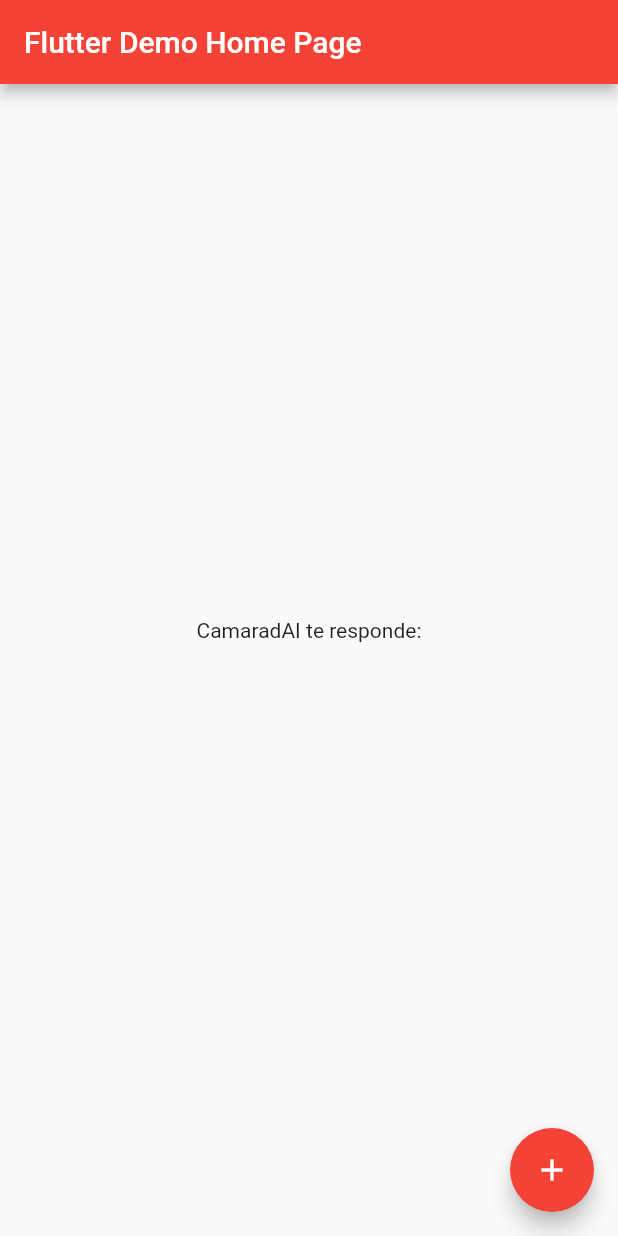
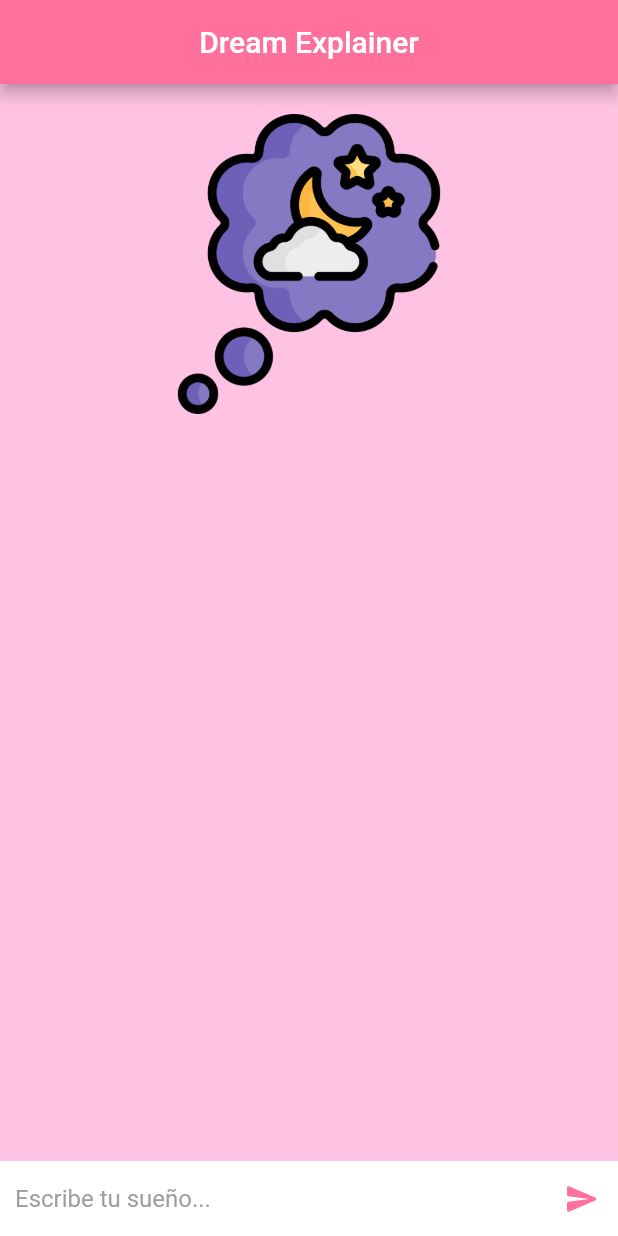
Before and after one commit to Fer14/dreamXplainer, a Flutter app: the screen it shows after launch, on a phone screen of 412 x 824 dp. Run offline on Flutter 3.47's test engine with Material 2 defaults, Android fonts, the phone set to English and light mode, and no system bars; our stand-ins replace concentric_transition.

Commit message:
update app

```diff
--- /dev/null
+++ b/flutter_code/lib/chat.dart
@@ -0,0 +1,146 @@
+import 'package:flutter/material.dart';
+import 'package:hello_world/chat.dart';
+import 'package:hello_world/utils/colors.dart';
+import 'package:http/http.dart' as http;
+import 'dart:convert';
+
+class ChatPage extends StatefulWidget {
+  const ChatPage({super.key});
+
+  // This widget is the home page of your application. It is stateful, meaning
+  // that it has a State object (defined below) that contains fields that affect
+  // how it looks.
+
+  // This class is the configuration for the state. It holds the values (in this
+  // case the title) provided by the parent (in this case the App widget) and
+  // used by the build method of the State. Fields in a Widget subclass are
+  // always marked "final".
+
+  @override
+  State<ChatPage> createState() => _ChatPageState();
+}
+
+class _ChatPageState extends State<ChatPage> {
+  TextEditingController textEditingController = TextEditingController();
+  String answer = "";
+
+  void _incrementCounter() {
+    setState(() {
+      // This call to setState tells the Flutter framework that something has
+      // changed in this State, which causes it to rerun the build method below
+      // so that the display can reflect the updated values. If we changed
+      // _counter without calling setState(), then the build method would not be
+      // called again, and so nothing would appear to happen.
+    });
+  }
+
+  @override
+  Widget build(BuildContext context) {
+    // This method is rerun every time setState is called, for instance as done
+    // by the _incrementCounter method above.
+    //
+    // The Flutter framework has been optimized to make rerunning build methods
+    // fast, so that you can just rebuild anything that needs updating rather
+    // than having to individually change instances of widgets.
+    return Scaffold(
+        appBar: AppBar(
+          backgroundColor: magic_colors.dark_pink,
+          title: Text(
+            "Dream Explainer",
+            style: TextStyle(color: Colors.white),
+          ),
+          centerTitle: true,
+        ),
+        body: Container(
+          color: magic_colors.light_pink,
+          child: Center(
+            child: Column(
+              mainAxisAlignment: MainAxisAlignment.spaceBetween,
+              children: <Widget>[
+                Container(
+                  margin: EdgeInsets.only(top: 20),
+                  alignment: Alignment.center,
+                  child: Image.asset(
+                    "assets/dream.png",
+                    width: 200,
+                    height: 200,
+                  ),
+                ),
+                buildMessageInput(),
+              ],
+            ),
+          ),
+        )
+        // This trailing comma makes auto-formatting nicer for build methods.
+        );
+  }
+
+  Widget buildMessageInput() {
+    return SizedBox(
+        width: double.infinity,
+        height: 50,
+        child: Container(
+          color: Colors.white,
+          child: Row(
+            children: [
+              Flexible(
+                  child: TextField(
+                cursorColor: magic_colors.dark_pink,
+                decoration: InputDecoration(
+                  contentPadding: EdgeInsets.only(left: 10),
+                  hintText: "Escribe tu sueño...",
+                  hintStyle: TextStyle(color: Colors.grey),
+                  border: InputBorder.none,
+                ),
+                textInputAction: TextInputAction.send,
+                keyboardType: TextInputType.text,
+                textCapitalization: TextCapitalization.sentences,
+                controller: textEditingController,
+                onSubmitted: (value) {
+                  //onSendMessage(textEditingController.text, MessageType.text);
+                },
+              )),
+              Container(
+                decoration: BoxDecoration(
+                  color: Colors.white,
+                ),
+                child: IconButton(
+                  onPressed: () {
+                    //onSendMessage(textEditingController.text, MessageType.text);
+                  },
+                  icon: const Icon(Icons.send_rounded),
+                  color: magic_colors.dark_pink,
+                ),
+              ),
+            ],
+          ),
+        ));
+  }
+
+  Future<void> callGPT() async {
+    var url = Uri.parse('https://api.openai.com/v1/chat/completions');
+    var apiKey = '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';
+
+    var headers = {
+      'Content-Type': 'application/json',
+      'Authorization': 'Bearer $apiKey'
+    };
+
+    var data = {
+      'model': 'gpt-3.5-turbo',
+      'messages': [
+        {'role': 'user', 'content': 'Hello!'}
+      ]
+    };
+
+    var response =
+        await http.post(url, headers: headers, body: json.encode(data));
+
+    print(response.statusCode);
+    print(response.body);
+
+    setState(() {
+      answer = response.body;
+    });
+  }
+}
--- a/flutter_code/lib/main.dart
+++ b/flutter_code/lib/main.dart
@@ -1,4 +1,7 @@
 import 'package:flutter/material.dart';
+import 'package:hello_world/chat.dart';
+import 'package:hello_world/onboarding.dart';
+import 'package:hello_world/onboarding2.dart';
 import 'package:http/http.dart' as http;
 import 'dart:convert';
 
@@ -13,6 +16,7 @@ class MyApp extends StatelessWidget {
   @override
   Widget build(BuildContext context) {
     return MaterialApp(
+        debugShowCheckedModeBanner: false,
         title: 'Flutter Demo',
         theme: ThemeData(
           // This is the theme of your application.
@@ -26,120 +30,8 @@ class MyApp extends StatelessWidget {
           // is not restarted.
           primarySwatch: Colors.red,
         ),
-      home: const MyHomePage(title: 'Flutter Demo Home Page'),
+        home:
+            const ChatPage() //const MyHomePage(title: 'Flutter Demo Home Page'),
         );
   }
 }
-
-class MyHomePage extends StatefulWidget {
-  const MyHomePage({super.key, required this.title});
-
-  // This widget is the home page of your application. It is stateful, meaning
-  // that it has a State object (defined below) that contains fields that affect
-  // how it looks.
-
-  // This class is the configuration for the state. It holds the values (in this
-  // case the title) provided by the parent (in this case the App widget) and
-  // used by the build method of the State. Fields in a Widget subclass are
-  // always marked "final".
-
-  final String title;
-
-  @override
-  State<MyHomePage> createState() => _MyHomePageState();
-}
-
-class _MyHomePageState extends State<MyHomePage> {
-  int _counter = 0;
-  String answer = "";
-
-  void _incrementCounter() {
-    setState(() {
-      // This call to setState tells the Flutter framework that something has
-      // changed in this State, which causes it to rerun the build method below
-      // so that the display can reflect the updated values. If we changed
-      // _counter without calling setState(), then the build method would not be
-      // called again, and so nothing would appear to happen.
-      _counter++;
-    });
-  }
-
-  @override
-  Widget build(BuildContext context) {
-    // This method is rerun every time setState is called, for instance as done
-    // by the _incrementCounter method above.
-    //
-    // The Flutter framework has been optimized to make rerunning build methods
-    // fast, so that you can just rebuild anything that needs updating rather
-    // than having to individually change instances of widgets.
-    return Scaffold(
-      appBar: AppBar(
-        // Here we take the value from the MyHomePage object that was created by
-        // the App.build method, and use it to set our appbar title.
-        title: Text(widget.title),
-      ),
-      body: Center(
-        // Center is a layout widget. It takes a single child and positions it
-        // in the middle of the parent.
-        child: Column(
-          // Column is also a layout widget. It takes a list of children and
-          // arranges them vertically. By default, it sizes itself to fit its
-          // children horizontally, and tries to be as tall as its parent.
-          //
-          // Invoke "debug painting" (press "p" in the console, choose the
-          // "Toggle Debug Paint" action from the Flutter Inspector in Android
-          // Studio, or the "Toggle Debug Paint" command in Visual Studio Code)
-          // to see the wireframe for each widget.
-          //
-          // Column has various properties to control how it sizes itself and
-          // how it positions its children. Here we use mainAxisAlignment to
-          // center the children vertically; the main axis here is the vertical
-          // axis because Columns are vertical (the cross axis would be
-          // horizontal).
-          mainAxisAlignment: MainAxisAlignment.center,
-          children: <Widget>[
-            const Text(
-              'CamaradAI te responde:',
-            ),
-            Text(
-              '$answer',
-              style: Theme.of(context).textTheme.headline4,
-            ),
-          ],
-        ),
-      ),
-      floatingActionButton: FloatingActionButton(
-        onPressed: () => callGPT(),
-        tooltip: 'Increment',
-        child: const Icon(Icons.add),
-      ), // This trailing comma makes auto-formatting nicer for build methods.
-    );
-  }
-
-  Future<void> callGPT() async {
-    var url = Uri.parse('https://api.openai.com/v1/chat/completions');
-    var apiKey = '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';
-
-    var headers = {
-      'Content-Type': 'application/json',
-      'Authorization': 'Bearer $apiKey'
-    };
-
-    var data = {
-      'model': 'gpt-3.5-turbo',
-      'messages': [
-        {'role': 'user', 'content': 'Hello!'}
-      ]
-    };
-
-    var response =
-        await http.post(url, headers: headers, body: json.encode(data));
-
-    print(response.statusCode);
-    print(response.body);
-
-    setState(() {
-      answer = response.body;
-    });
-  }
-}
--- /dev/null
+++ b/flutter_code/lib/utils/colors.dart
@@ -0,0 +1,14 @@
+import 'dart:ui';
+
+///clase donde se almacenan los diferentes colores usados en la aplicacion
+class magic_colors {
+  static const light_purple = Color(0xffbb98f5);
+  static const dark_purple = Color(0xffaf85ff);
+  static const light_pink = Color(0xffffc2e2);
+  static const dark_pink = Color(0xffff709d);
+  static const yellow = Color(0xffffff95);
+  static const skin = Color(0xffefd9ce);
+  static const light_blue = Color(0xff91f1f5);
+  static const dark_blue = Color(0xff4ed1e7);
+  static const blue = Color(0xff3ddbde);
+}
--- a/flutter_code/pubspec.yaml
+++ b/flutter_code/pubspec.yaml
@@ -37,6 +37,7 @@ dependencies:
   # Use with the CupertinoIcons class for iOS style icons.
   cupertino_icons: ^1.0.2
   http: ^0.13.5
+  concentric_transition: ^1.0.3
 
 
 dev_dependencies:
@@ -60,6 +61,9 @@ flutter:
   # included with your application, so that you can use the icons in
   # the material Icons class.
   uses-material-design: true
+
+  assets:
+    - assets/
 
   # To add assets to your application, add an assets section, like this:
   # assets:
```
Also changed, not shown: flutter_code/lib/onboarding.dart (added, +198 -0 lines), flutter_code/lib/onboarding2.dart (added, +43 -0 lines), flutter_code/assets/dream.png (added), flutter_code/pubspec.lock. Lines whose indentation alone changed are shown as unchanged.
